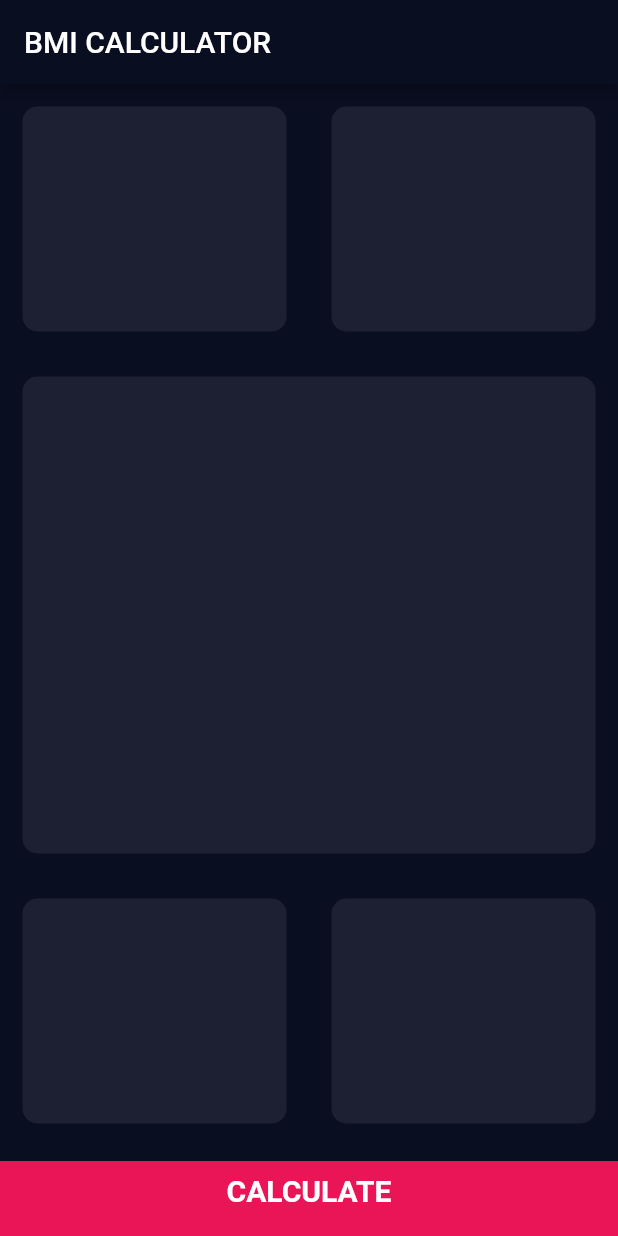
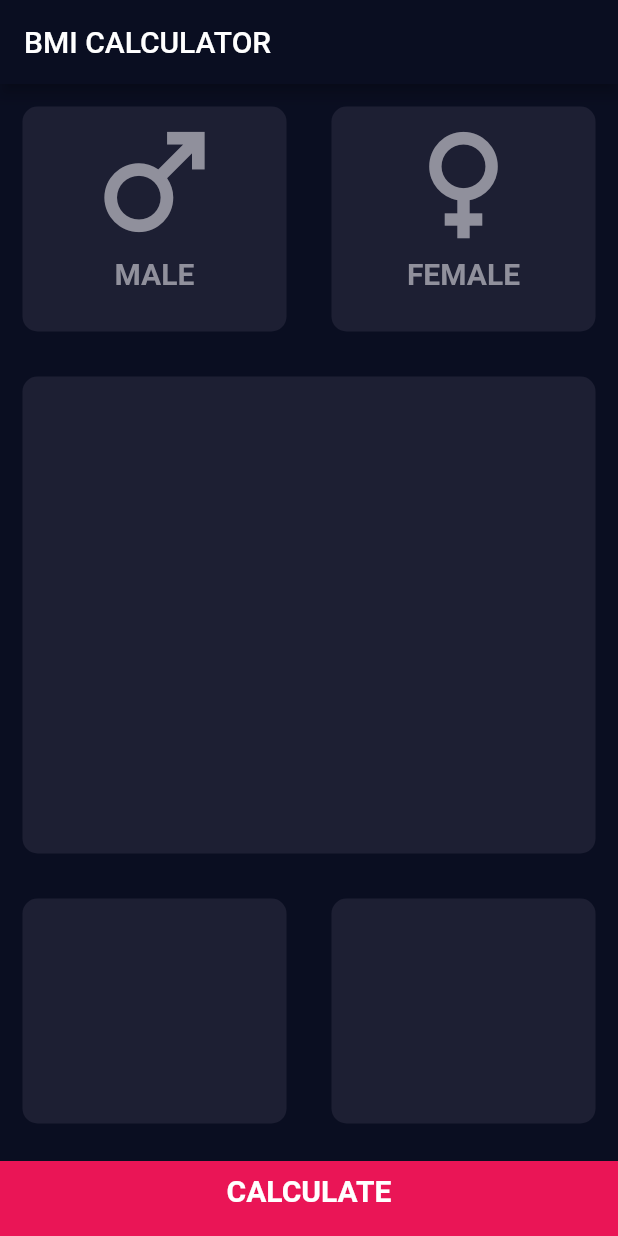
Before and after one commit to Mahfuz007/bmi-calculator, a Flutter app: the screen it shows after launch, on a phone screen of 412 x 824 dp. Run offline on Flutter 3.47's test engine with Material 2 defaults, Android fonts, the phone set to English and light mode, and no system bars.

Commit message:
male and female card child ui

```diff
--- a/lib/Screens/input_page.dart
+++ b/lib/Screens/input_page.dart
@@ -1,6 +1,6 @@
 import 'package:bmi_calculator/constants.dart';
 import 'package:flutter/material.dart';
-import 'package:bmi_calculator/Widgets/ReusabeCard.dart';
+import 'package:bmi_calculator/Widgets/ReusableCard.dart';
 
 class InputPage extends StatefulWidget {
   const InputPage({Key? key}) : super(key: key);
@@ -21,12 +21,40 @@ class _InputPageState extends State<InputPage> {
           mainAxisAlignment: MainAxisAlignment.spaceBetween,
           children: <Widget>[
             Row(
-              children: const <Widget>[
+              children: <Widget>[
                 Expanded(
-                  child: ReusableCard(),
+                  child: ReusableCard(
+                    child: Column(
+                      children: const <Widget>[
+                        Icon(
+                          Icons.male,
+                          size: 100.0,
+                          color: Color(0xFF90909C),
+                        ),
+                        Text(
+                          "MALE",
+                          style: ktitle,
+                        )
+                      ],
+                    ),
+                  ),
                 ),
                 Expanded(
-                  child: ReusableCard(),
+                  child: ReusableCard(
+                    child: Column(
+                      children: const <Widget>[
+                        Icon(
+                          Icons.female,
+                          size: 100.0,
+                          color: Color(0xFF90909C),
+                        ),
+                        Text(
+                          "FEMALE",
+                          style: ktitle,
+                        )
+                      ],
+                    ),
+                  ),
                 ),
               ],
             ),
--- a/lib/Widgets/ReusabeCard.dart
+++ b/lib/Widgets/ReusableCard.dart
@@ -1,11 +1,13 @@
 import 'package:flutter/material.dart';
 
 class ReusableCard extends StatelessWidget {
-  const ReusableCard({Key? key}) : super(key: key);
-
+  const ReusableCard({Key? key,  this.color, this.child}) : super(key: key);
+  final child;
+  final color;
   @override
   Widget build(BuildContext context) {
     return Container(
+      child: child,
       height: 150.0,
       // width: 200.0,
       decoration: BoxDecoration(
--- a/lib/constants.dart
+++ b/lib/constants.dart
@@ -5,3 +5,5 @@ const kBottomButton =  TextStyle(
   fontWeight: FontWeight.bold,
   color: Color(0xFFFFFFFF)
 );
+
+const ktitle = TextStyle(fontSize: 20.0, fontWeight: FontWeight.bold, color: Color(0xFF90909C));
```
